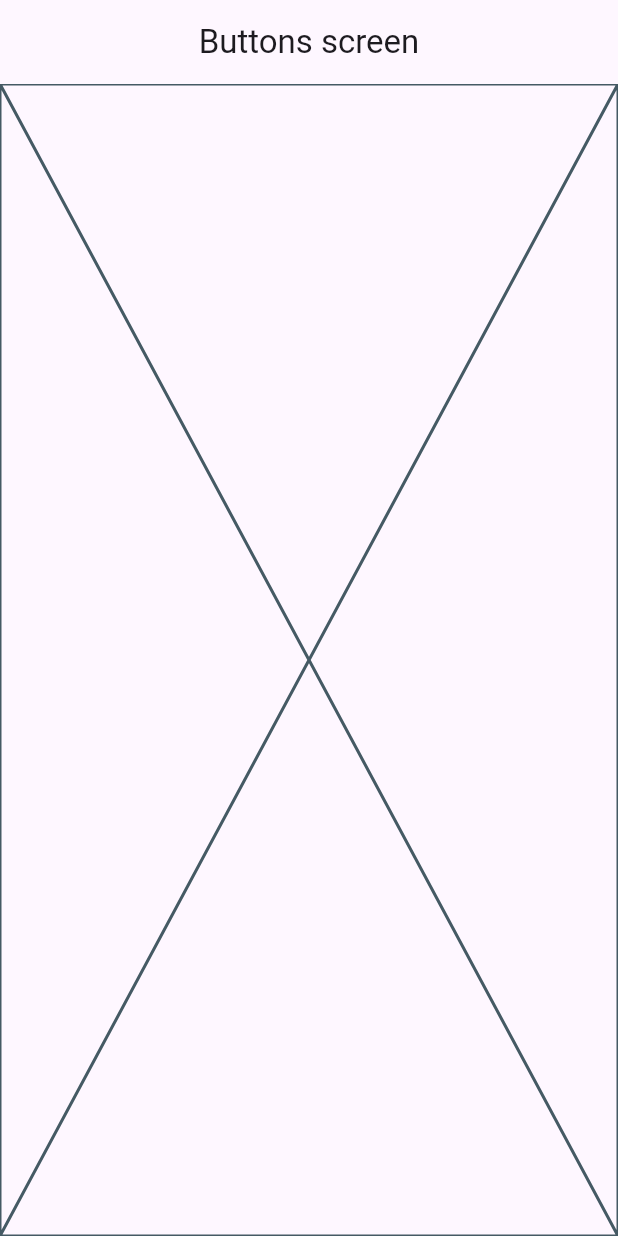
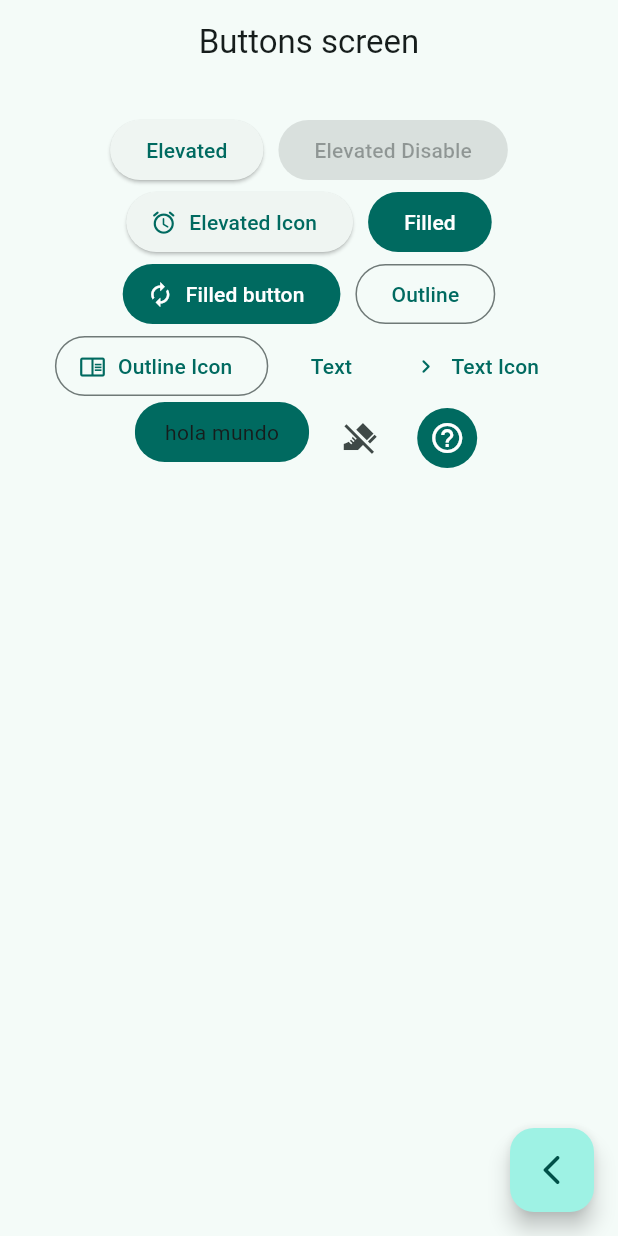
Before and after one commit to davidzaja/widgetsAppFlutter, a Flutter app: the ButtonScreen screen opened by its route, on a phone screen of 412 x 824 dp. Run offline on Flutter 3.47's test engine with Material 3 defaults, Android fonts, the phone set to English and light mode, and no system bars; our stand-ins replace go_router.

Commit message:
button screen finish

```diff
--- a/lib/main.dart
+++ b/lib/main.dart
@@ -14,7 +14,7 @@ class MainApp extends StatelessWidget {
     return MaterialApp.router(
       routerConfig: appRouter,
       debugShowCheckedModeBanner: false,
-      theme:  AppTheme(selectedColor: 5).getTheme(),
+      theme:  AppTheme(selectedColor: 1).getTheme(),
 
     );
   }
--- a/lib/presentation/screens/buttons/buttons_screen.dart
+++ b/lib/presentation/screens/buttons/buttons_screen.dart
@@ -1,4 +1,5 @@
 import 'package:flutter/material.dart';
+import 'package:go_router/go_router.dart';
 
 
 class ButtonScreen extends StatelessWidget {
@@ -10,7 +11,103 @@ class ButtonScreen extends StatelessWidget {
       appBar: AppBar(
         title: const Text('Buttons screen'),
       ),
-      body: const Placeholder(),
+      body: const _ButtonView(),
+      floatingActionButton: FloatingActionButton(
+        child: const Icon(Icons.arrow_back_ios_rounded),
+        onPressed: (){
+          context.pop();
+        },
+      ),
     );
   }
 }
+
+class _ButtonView extends StatelessWidget {
+  const _ButtonView();
+
+  @override
+  Widget build(BuildContext context) {
+
+    final colors = Theme.of(context).colorScheme;
+
+    return SizedBox(
+      width: double.infinity,
+      child: Padding(
+        padding: const EdgeInsets.symmetric(horizontal: 10, vertical: 20),
+        child: Wrap(
+          spacing: 10,
+          alignment: WrapAlignment.center,
+          children: [
+            ElevatedButton(onPressed: (){}, child: const Text('Elevated')),
+            const ElevatedButton(onPressed: null, child: Text('Elevated Disable')),
+            ElevatedButton.icon(
+              onPressed: (){},
+              icon: const Icon(Icons.access_alarm_rounded),
+              label: const Text('Elevated Icon'),
+              ),
+
+            FilledButton(onPressed: (){}, child: const Text('Filled')),
+            FilledButton.icon(
+              onPressed: (){},
+              icon: const Icon(Icons.autorenew_outlined),
+              label: const Text('Filled button'),
+              ),
+
+              OutlinedButton(onPressed: (){}, child: const Text('Outline')),
+              OutlinedButton.icon(
+                onPressed: (){},
+                icon: const Icon(Icons.chrome_reader_mode_outlined),
+                label: const Text('Outline Icon')
+              ),
+
+              TextButton(onPressed: (){}, child: const Text('Text')),
+              TextButton.icon(
+                onPressed: (){},
+                icon: const Icon(Icons.chevron_right_rounded),
+                label: const Text('Text Icon')
+                ),
+
+                CustomButton(),
+
+                IconButton(onPressed: (){}, icon: const Icon(Icons.do_not_step_sharp)),
+                IconButton(
+                  onPressed: (){},
+                  icon: const Icon(Icons.help_outline),
+                  style: ButtonStyle(
+                    backgroundColor: MaterialStatePropertyAll(colors.primary),
+                    iconColor: const MaterialStatePropertyAll(Colors.white)
+                  ),
+                  )
+
+
+          ],
+        ),
+      ),
+    );
+  }
+}
+
+
+class CustomButton extends StatelessWidget {
+  const CustomButton({super.key});
+
+  @override
+  Widget build(BuildContext context) {
+
+    final colors = Theme.of(context).colorScheme;
+
+    return ClipRRect(
+      borderRadius: BorderRadius.circular(20),
+      child: Material(
+        color: colors.primary,
+        child: InkWell(
+          onTap: (){},
+          child: Padding(
+            padding: const EdgeInsets.symmetric(horizontal: 20, vertical: 10),
+            child: Text('hola mundo'),
+            ),
+        ),
+      ),
+    );
+  }
+}
```
